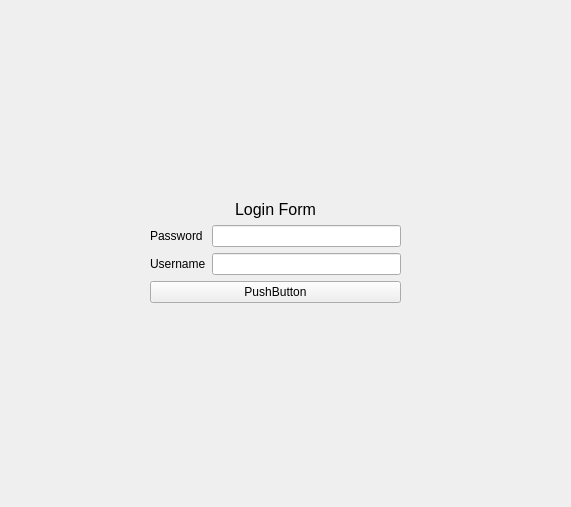
Old version of the form front/new_login.ui in the repository FabioF9/GSB-AppliVisiteur.
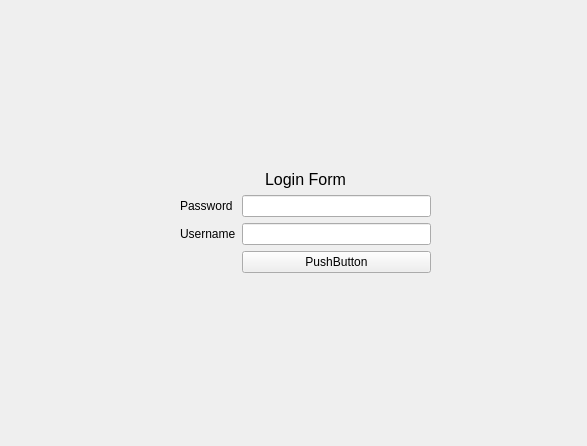
New version of the form.

Diff of the .ui file:
```diff
--- a/front/new_login.ui
+++ b/front/new_login.ui
@@ -6,8 +6,8 @@
    <rect>
     <x>0</x>
     <y>0</y>
-    <width>571</width>
-    <height>507</height>
+    <width>587</width>
+    <height>446</height>
    </rect>
   </property>
   <property name="windowTitle">
@@ -19,8 +19,8 @@
   <widget class="QWidget" name="formLayoutWidget">
    <property name="geometry">
     <rect>
-     <x>150</x>
-     <y>200</y>
+     <x>180</x>
+     <y>170</y>
      <width>251</width>
      <height>126</height>
     </rect>
@@ -44,14 +44,7 @@
      </widget>
     </item>
     <item row="6" column="1">
-     <widget class="QLineEdit" name="usernameLineEdit"/>
-    </item>
-    <item row="7" column="0" colspan="2">
-     <widget class="QPushButton" name="pushButton">
-      <property name="text">
-       <string>PushButton</string>
-      </property>
-     </widget>
+     <widget class="QLineEdit" name="login_input2"/>
     </item>
     <item row="3" column="0" colspan="2">
      <widget class="QLabel" name="label">
@@ -76,6 +69,25 @@
       </property>
      </widget>
     </item>
+    <item row="7" column="1">
+     <widget class="QPushButton" name="login_button1">
+      <property name="layoutDirection">
+       <enum>Qt::RightToLeft</enum>
+      </property>
+      <property name="text">
+       <string>PushButton</string>
+      </property>
+      <property name="autoDefault">
+       <bool>false</bool>
+      </property>
+      <property name="default">
+       <bool>false</bool>
+      </property>
+      <property name="flat">
+       <bool>false</bool>
+      </property>
+     </widget>
+    </item>
    </layout>
   </widget>
  </widget>
```
Left out of the diff: 8 changed lines with no effect on the pictures.
